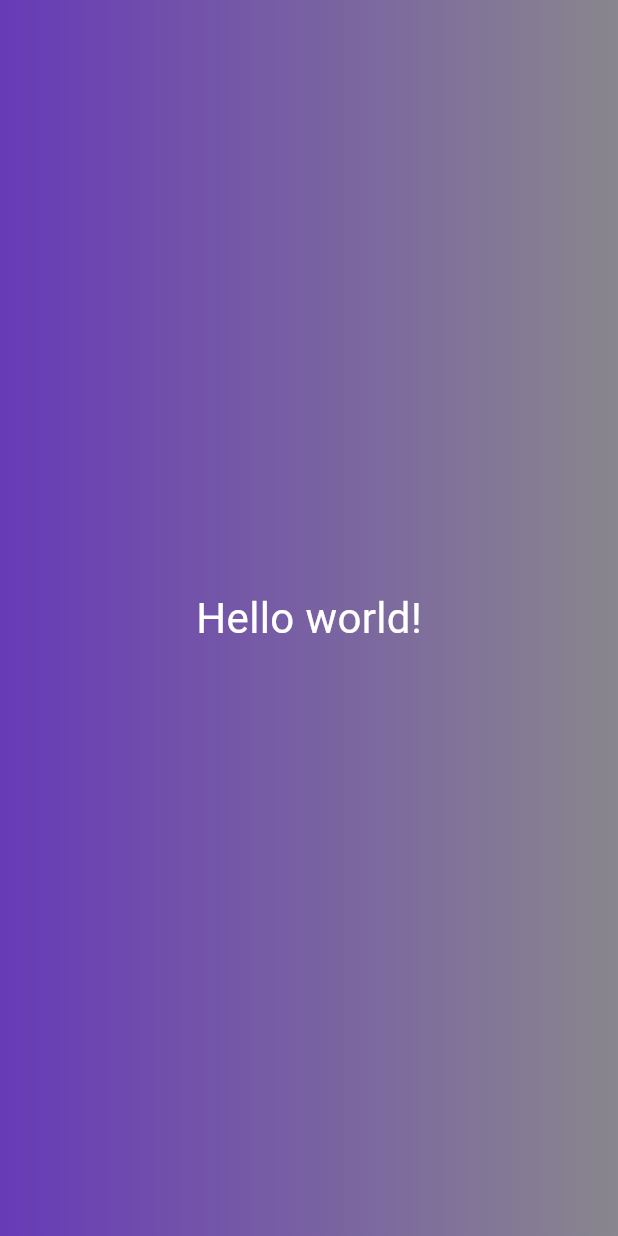
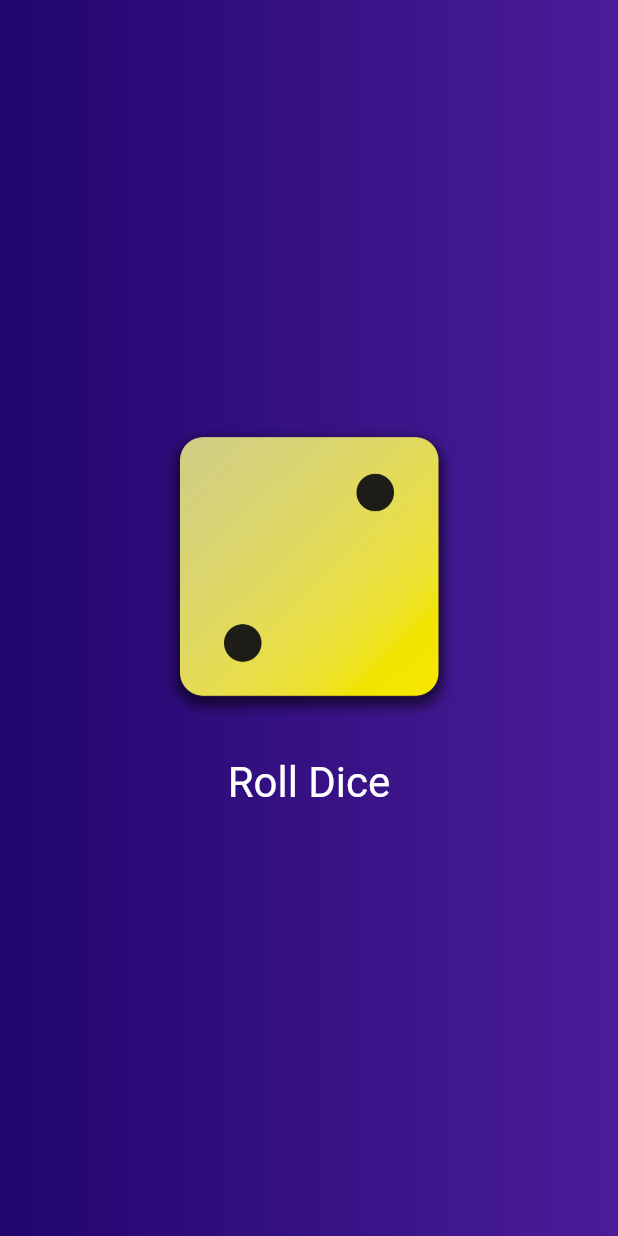
Before and after one commit to hamraskannur/learn-flutter, a Flutter app: the screen it shows after launch, on a phone screen of 412 x 824 dp. Run offline on Flutter 3.47's test engine with Material 3 defaults, Android fonts, the phone set to English and light mode, and no system bars.

Commit message:
rollDice app completed

```diff
--- /dev/null
+++ b/firstapp/lib/dice_roll.dart
@@ -0,0 +1,42 @@
+import 'dart:math';
+import 'package:flutter/material.dart';
+
+class DiceRoller extends StatefulWidget {
+  const DiceRoller({super.key});
+
+  @override
+  State<DiceRoller> createState() {
+    return _DiceRollerState();
+  }
+}
+
+final randomizer = Random();
+
+class _DiceRollerState extends State<DiceRoller> {
+  var currentDiceRoll = 2;
+  void rollDice() {
+    setState(() {
+      currentDiceRoll = randomizer.nextInt(6) + 1;
+    });
+  }
+
+  @override
+  Widget build(context) {
+    return Column(mainAxisSize: MainAxisSize.min, children: [
+      Image.asset(
+        'assets/images/dice-$currentDiceRoll.png',
+        width: 200,
+      ),
+      const SizedBox(
+        height: 20,
+      ),
+      TextButton(
+        onPressed: rollDice,
+        style: TextButton.styleFrom(
+            foregroundColor: Colors.white,
+            textStyle: const TextStyle(fontSize: 28)),
+        child: const Text('Roll Dice'),
+      )
+    ]);
+  }
+}
--- /dev/null
+++ b/firstapp/lib/gradient_container.dart
@@ -0,0 +1,29 @@
+import 'package:flutter/material.dart';
+import 'package:firstapp/dice_roll.dart';
+
+const startAlignment = Alignment.bottomLeft;
+const endAlignment = Alignment.bottomRight;
+
+class GradientContainer extends StatelessWidget {
+  const GradientContainer(this.color1, this.color2, {super.key});
+
+  const GradientContainer.purple({super.key})
+      : color1 = Colors.deepPurple,
+        color2 = Colors.deepPurple;
+  final Color color1;
+  final Color color2;
+
+  @override
+  Widget build(BuildContext context) {
+    return Container(
+      decoration: BoxDecoration(
+          gradient: LinearGradient(
+              colors: [color1, color2],
+              begin: startAlignment,
+              end: endAlignment)),
+      child: const Center(
+        child: DiceRoller(),
+      ),
+    );
+  }
+}
--- a/firstapp/lib/main.dart
+++ b/firstapp/lib/main.dart
@@ -1,27 +1,9 @@
 import 'package:flutter/material.dart';
+import 'package:firstapp/gradient_container.dart';
 
 void main() {
-  runApp(const MaterialApp(home: Scaffold(body: GradientContainer())));
+  runApp(const MaterialApp(
+      home: Scaffold(
+          body: GradientContainer(Color.fromARGB(255, 33, 5, 109),
+              Color.fromARGB(246, 68, 21, 149)))));
 }
-
-class GradientContainer extends StatelessWidget {
-  const GradientContainer({super.key});
-  @override
-  Widget build(BuildContext context) {
-    return Container(
-      decoration: const BoxDecoration(
-          gradient: LinearGradient(colors: [
-        Colors.deepPurple,
-        Color.fromARGB(246, 133, 130, 138),
-      ], begin: Alignment.bottomLeft, end: Alignment.bottomRight)),
-      child: const Center(
-          child: Text(
-        'Hello world!',
-        style: TextStyle(
-          color: Colors.white,
-          fontSize: 28,
-        ),
-      )),
-    );
-  }
-}
--- /dev/null
+++ b/firstapp/lib/style_text.dart
@@ -0,0 +1,17 @@
+import 'package:flutter/material.dart';
+
+class StyleText extends StatelessWidget {
+  const StyleText(this.text, {super.key});
+  final String text;
+
+  @override
+  Widget build(BuildContext context) {
+    return Text(
+      text,
+      style: const TextStyle(
+        color: Colors.white,
+        fontSize: 28,
+      ),
+    );
+  }
+}
```
Also changed, not shown: firstapp/pubspec.yaml (+8 -3 lines), firstapp/assets/images/dice-1.png (added), firstapp/assets/images/dice-2.png (added), firstapp/assets/images/dice-3.png (added), firstapp/assets/images/dice-4.png (added), firstapp/assets/images/dice-5.png (added), firstapp/assets/images/dice-6.png (added).
